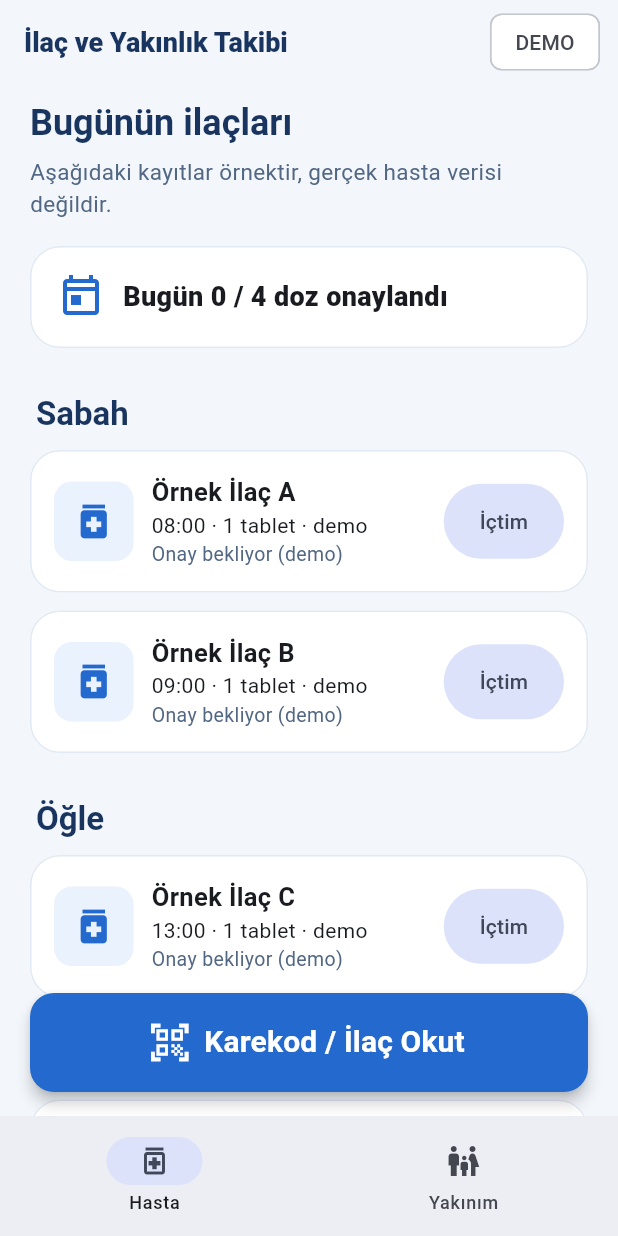
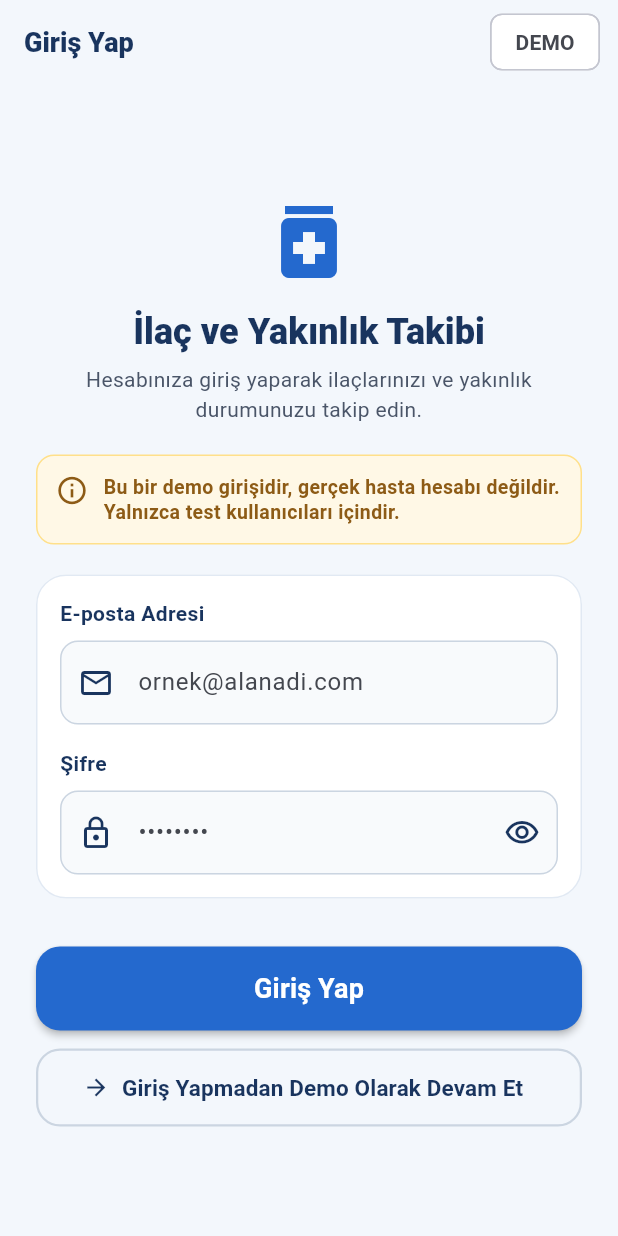
Before and after one commit to Ilac-Etkilesim/ilac, a Flutter app: the screen it shows after launch, on a phone screen of 412 x 824 dp. Run offline on Flutter 3.47's test engine with Material 3 defaults, Android fonts, the phone set to English and light mode, and no system bars; our stand-ins replace flutter_local_notifications, shared_preferences, supabase_flutter; missing offline and left inert: mobile_scanner; accounts and stored records are empty.

Commit message:
feat(auth): supabase auth ile mobil giris ekrani ve cikis butonu ekle (#5)

```diff
--- /dev/null
+++ b/lib/services/auth_service.dart
@@ -0,0 +1,120 @@
+import 'package:flutter/foundation.dart';
+import 'package:supabase_flutter/supabase_flutter.dart';
+
+/// Kimlik doğrulama işlemlerini yöneten servis sınıfı.
+///
+/// Supabase bağlantısı yoksa veya publishable key tanımlanmamışsa
+/// güvenli bir şekilde demo modunu destekler.
+class AuthService {
+  const AuthService({SupabaseClient? client}) : _clientOverride = client;
+
+  final SupabaseClient? _clientOverride;
+
+  /// Supabase istemcisinin başlatılıp başlatılmadığını güvenli şekilde döndürür.
+  static bool get isConfigured {
+    try {
+      return Supabase.instance.client != null;
+    } catch (_) {
+      return false;
+    }
+  }
+
+  /// Aktif Supabase istemcisini döndürür; henüz başlatılmamışsa null döner.
+  SupabaseClient? get client {
+    if (_clientOverride != null) return _clientOverride;
+    try {
+      return Supabase.instance.client;
+    } catch (_) {
+      return null;
+    }
+  }
+
+  /// Aktif oturumdaki kullanıcı (varsa).
+  User? get currentUser => client?.auth.currentUser;
+
+  /// Kullanıcının e-posta adresi (varsa).
+  String? get currentUserEmail => currentUser?.email;
+
+  /// Kullanıcının oturum açıp açmadığı bilgisi.
+  bool get isAuthenticated => currentUser != null;
+
+  /// Auth durum değişikliklerini dinleyen stream.
+  Stream<AuthState>? get authStateChanges => client?.auth.onAuthStateChange;
+
+  /// E-posta ve şifre ile giriş yapar.
+  ///
+  /// Başarısızlık durumunda anlaşılır Türkçe mesaj içeren [AuthException] fırlatır.
+  Future<AuthResponse> signInWithPassword({
+    required String email,
+    required String password,
+  }) async {
+    final supabase = client;
+    if (supabase == null) {
+      throw const AuthException(
+        'Supabase bağlantısı henüz yapılandırılmadı. Lütfen Demo modunda devam ediniz.',
+      );
+    }
+
+    try {
+      final response = await supabase.auth.signInWithPassword(
+        email: email.trim(),
+        password: password,
+      );
+      return response;
+    } on AuthException catch (e) {
+      throw AuthException(mapAuthError(e.message, statusCode: e.statusCode));
+    } catch (e) {
+      throw AuthException(
+        'Giriş yapılırken beklenmeyen bir hata oluştu: $e',
+      );
+    }
+  }
+
+  /// Oturumu kapatır.
+  Future<void> signOut() async {
+    final supabase = client;
+    if (supabase != null) {
+      try {
+        await supabase.auth.signOut();
+      } catch (e) {
+        debugPrint('Çıkış yapılırken hata oluştu: $e');
+      }
+    }
+  }
+
+  /// Supabase veya ağdan gelen hata mesajlarını anlaşılır Türkçe metinlere dönüştürür.
+  static String mapAuthError(String rawMessage, {String? statusCode}) {
+    final lower = rawMessage.toLowerCase();
+
+    if (lower.contains('invalid login credentials') ||
+        lower.contains('invalid_credentials') ||
+        lower.contains('invalid email or password')) {
+      return 'E-posta veya şifre hatalı. Lütfen bilgilerinizi kontrol ediniz.';
+    }
+    if (lower.contains('email not confirmed')) {
+      return 'E-posta adresiniz henüz onaylanmamış. Lütfen e-postanızı kontrol ediniz.';
+    }
+    if (lower.contains('user not found')) {
+      return 'Bu e-posta adresiyle kayıtlı bir kullanıcı bulunamadı.';
+    }
+    if (lower.contains('too many requests') ||
+        lower.contains('rate limit') ||
+        lower.contains('over_request_rate_limit')) {
+      return 'Çok fazla başarısız deneme yapıldı. Lütfen biraz bekleyip tekrar deneyiniz.';
+    }
+    if (lower.contains('network') ||
+        lower.contains('socketexception') ||
+        lower.contains('failed host lookup') ||
+        lower.contains('connection refused')) {
+      return 'Sunucuya bağlanılamadı. Lütfen internet bağlantınızı kontrol ediniz.';
+    }
+    if (lower.contains('password should be at least')) {
+      return 'Şifre en az 6 karakter olmalıdır.';
+    }
+    if (lower.contains('unable to validate email address')) {
+      return 'Lütfen geçerli bir e-posta adresi giriniz.';
+    }
+
+    return 'Giriş yapılamadı: $rawMessage';
+  }
+}
--- /dev/null
+++ b/lib/ui/login_page.dart
@@ -0,0 +1,399 @@
+import 'package:flutter/material.dart';
+import 'package:supabase_flutter/supabase_flutter.dart';
+import '../services/auth_service.dart';
+import 'medication_app.dart';
+
+/// Kullanıcı giriş ekranı (Sprint 2 - Mobil Giriş).
+///
+/// Test kullanıcılarının Supabase Auth ile oturum açmasını sağlar.
+/// Gerçek kayıt veya şifre sıfırlama bu kapsamda değildir.
+class LoginPage extends StatefulWidget {
+  const LoginPage({
+    super.key,
+    this.authService = const AuthService(),
+  });
+
+  final AuthService authService;
+
+  @override
+  State<LoginPage> createState() => _LoginPageState();
+}
+
+class _LoginPageState extends State<LoginPage> {
+  final _formKey = GlobalKey<FormState>();
+  final _emailController = TextEditingController();
+  final _passwordController = TextEditingController();
+
+  bool _isLoading = false;
+  bool _obscurePassword = true;
+  String? _errorMessage;
+
+  @override
+  void dispose() {
+    _emailController.dispose();
+    _passwordController.dispose();
+    super.dispose();
+  }
+
+  Future<void> _handleSignIn() async {
+    setState(() {
+      _errorMessage = null;
+    });
+
+    if (!_formKey.currentState!.validate()) {
+      return;
+    }
+
+    setState(() {
+      _isLoading = true;
+    });
+
+    try {
+      await widget.authService.signInWithPassword(
+        email: _emailController.text.trim(),
+        password: _passwordController.text,
+      );
+
+      if (!mounted) return;
+
+      // Giriş başarılı, ana kabuğa (HomeShell) yönlendir
+      Navigator.of(context).pushReplacement(
+        MaterialPageRoute(
+          builder: (_) => const HomeShell(isDemoMode: false),
+        ),
+      );
+    } on AuthException catch (e) {
+      if (!mounted) return;
+      setState(() {
+        _errorMessage = e.message;
+      });
+    } catch (e) {
+      if (!mounted) return;
+      setState(() {
+        _errorMessage = 'Giriş yapılamadı: Beklenmeyen bir hata oluştu.';
+      });
+    } finally {
+      if (mounted) {
+        setState(() {
+          _isLoading = false;
+        });
+      }
+    }
+  }
+
+  void _continueAsDemo() {
+    Navigator.of(context).pushReplacement(
+      MaterialPageRoute(
+        builder: (_) => const HomeShell(isDemoMode: true),
+      ),
+    );
+  }
+
+  @override
+  Widget build(BuildContext context) {
+    return Scaffold(
+      backgroundColor: kBackground,
+      appBar: AppBar(
+        title: const Text(
+          'Giriş Yap',
+          style: TextStyle(fontSize: 18, fontWeight: FontWeight.w800),
+        ),
+        actions: const [
+          Padding(
+            padding: EdgeInsets.only(right: 12),
+            child: Center(
+              child: Chip(
+                label: Text(
+                  'DEMO',
+                  style: TextStyle(fontWeight: FontWeight.bold),
+                ),
+              ),
+            ),
+          ),
+        ],
+      ),
+      body: SafeArea(
+        child: Center(
+          child: SingleChildScrollView(
+            padding: const EdgeInsets.symmetric(horizontal: 24, vertical: 16),
+            child: ConstrainedBox(
+              constraints: const BoxConstraints(maxWidth: 440),
+              child: Form(
+                key: _formKey,
+                child: Column(
+                  crossAxisAlignment: CrossAxisAlignment.stretch,
+                  children: [
+                    // Uygulama Logo ve Başlığı
+                    const Icon(
+                      Icons.medication,
+                      size: 64,
+                      color: kBlue,
+                    ),
+                    const SizedBox(height: 12),
+                    Text(
+                      'İlaç ve Yakınlık Takibi',
+                      textAlign: TextAlign.center,
+                      style: Theme.of(context).textTheme.headlineSmall?.copyWith(
+                            color: kNavy,
+                            fontWeight: FontWeight.w800,
+                          ),
+                    ),
+                    const SizedBox(height: 6),
+                    const Text(
+                      'Hesabınıza giriş yaparak ilaçlarınızı ve yakınlık durumunuzu takip edin.',
+                      textAlign: TextAlign.center,
+                      style: TextStyle(
+                        fontSize: 14,
+                        color: Color(0xFF4A5568),
+                      ),
+                    ),
+                    const SizedBox(height: 20),
+
+                    // Demo / Temsili Uyarısı (Zorunlu Not)
+                    Container(
+                      padding: const EdgeInsets.all(12),
+                      decoration: BoxDecoration(
+                        color: const Color(0xFFFFF8E6),
+                        borderRadius: BorderRadius.circular(12),
+                        border: Border.all(color: const Color(0xFFFFE08A)),
+                      ),
+                      child: const Row(
+                        crossAxisAlignment: CrossAxisAlignment.start,
+                        children: [
+                          Icon(
+                            Icons.info_outline,
+                            color: Color(0xFF8D5B16),
+                            size: 22,
+                          ),
+                          SizedBox(width: 10),
+                          Expanded(
+                            child: Text(
+                              'Bu bir demo girişidir, gerçek hasta hesabı değildir. Yalnızca test kullanıcıları içindir.',
+                              style: TextStyle(
+                                fontSize: 13,
+                                fontWeight: FontWeight.w600,
+                                color: Color(0xFF8D5B16),
+                                height: 1.3,
+                              ),
+                            ),
+                          ),
+                        ],
+                      ),
+                    ),
+                    const SizedBox(height: 20),
+
+                    // Hata Mesajı Alanı
+                    if (_errorMessage != null) ...[
+                      Container(
+                        padding: const EdgeInsets.all(12),
+                        decoration: BoxDecoration(
+                          color: const Color(0xFFFDE8E8),
+                          borderRadius: BorderRadius.circular(12),
+                          border: Border.all(color: const Color(0xFFF98080)),
+                        ),
+                        child: Row(
+                          crossAxisAlignment: CrossAxisAlignment.start,
+                          children: [
+                            const Icon(
+                              Icons.error_outline,
+                              color: Color(0xFFE02424),
+                              size: 22,
+                            ),
+                            const SizedBox(width: 10),
+                            Expanded(
+                              child: Text(
+                                _errorMessage!,
+                                style: const TextStyle(
+                                  fontSize: 14,
+                                  fontWeight: FontWeight.w600,
+                                  color: Color(0xFF9B1C1C),
+                                  height: 1.3,
+                                ),
+                              ),
+                            ),
+                          ],
+                        ),
+                      ),
+                      const SizedBox(height: 16),
+                    ],
+
+                    // E-posta Giriş Kartı
+                    Card(
+                      child: Padding(
+                        padding: const EdgeInsets.all(16),
+                        child: Column(
+                          crossAxisAlignment: CrossAxisAlignment.start,
+                          children: [
+                            const Text(
+                              'E-posta Adresi',
+                              style: TextStyle(
+                                fontSize: 14,
+                                fontWeight: FontWeight.w700,
+                                color: kNavy,
+                              ),
+                            ),
+                            const SizedBox(height: 8),
+                            TextFormField(
+                              controller: _emailController,
+                              keyboardType: TextInputType.emailAddress,
+                              autocorrect: false,
+                              textInputAction: TextInputAction.next,
+                              decoration: InputDecoration(
+                                hintText: 'ornek@alanadi.com',
+                                prefixIcon: const Icon(Icons.email_outlined, color: kNavy),
+                                filled: true,
+                                fillColor: const Color(0xFFF8FAFC),
+                                border: OutlineInputBorder(
+                                  borderRadius: BorderRadius.circular(12),
+                                  borderSide: const BorderSide(color: Color(0xFFCBD5E1)),
+                                ),
+                                enabledBorder: OutlineInputBorder(
+                                  borderRadius: BorderRadius.circular(12),
+                                  borderSide: const BorderSide(color: Color(0xFFCBD5E1)),
+                                ),
+                                focusedBorder: OutlineInputBorder(
+                                  borderRadius: BorderRadius.circular(12),
+                                  borderSide: const BorderSide(color: kBlue, width: 2),
+                                ),
+                              ),
+                              validator: (value) {
+                                if (value == null || value.trim().isEmpty) {
+                                  return 'Lütfen e-posta adresinizi giriniz.';
+                                }
+                                if (!value.contains('@') || !value.contains('.')) {
+                                  return 'Lütfen geçerli bir e-posta adresi giriniz.';
+                                }
+                                return null;
+                              },
+                            ),
+                            const SizedBox(height: 16),
+                            const Text(
+                              'Şifre',
+                              style: TextStyle(
+                                fontSize: 14,
+                                fontWeight: FontWeight.w700,
+                                color: kNavy,
+                              ),
+                            ),
+                            const SizedBox(height: 8),
+                            TextFormField(
+                              controller: _passwordController,
+                              obscureText: _obscurePassword,
+                              textInputAction: TextInputAction.done,
+                              onFieldSubmitted: (_) => _handleSignIn(),
+                              decoration: InputDecoration(
+                                hintText: '••••••••',
+                                prefixIcon: const Icon(Icons.lock_outline, color: kNavy),
+                                suffixIcon: IconButton(
+                                  icon: Icon(
+                                    _obscurePassword
+                                        ? Icons.visibility_outlined
+                                        : Icons.visibility_off_outlined,
+                                    color: kNavy,
+                                  ),
+                                  tooltip: _obscurePassword
+                                      ? 'Şifreyi göster'
+                                      : 'Şifreyi gizle',
+                                  onPressed: () {
+                                    setState(() {
+                                      _obscurePassword = !_obscurePassword;
+                                    });
+                                  },
+                                ),
+                                filled: true,
+                                fillColor: const Color(0xFFF8FAFC),
+                                border: OutlineInputBorder(
+                                  borderRadius: BorderRadius.circular(12),
+                                  borderSide: const BorderSide(color: Color(0xFFCBD5E1)),
+                                ),
+                                enabledBorder: OutlineInputBorder(
+                                  borderRadius: BorderRadius.circular(12),
+                                  borderSide: const BorderSide(color: Color(0xFFCBD5E1)),
+                                ),
+                                focusedBorder: OutlineInputBorder(
+                                  borderRadius: BorderRadius.circular(12),
+                                  borderSide: const BorderSide(color: kBlue, width: 2),
+                                ),
+                              ),
+                              validator: (value) {
+                                if (value == null || value.isEmpty) {
+                                  return 'Lütfen şifrenizi giriniz.';
+                                }
+                                if (value.length < 6) {
+                                  return 'Şifre en az 6 karakter olmalıdır.';
+                                }
+                                return null;
+                              },
+                            ),
+                          ],
+                        ),
+                      ),
+                    ),
+                    const SizedBox(height: 20),
+
+                    // Giriş Yap Butonu
+                    SizedBox(
+                      height: 56,
+                      child: ElevatedButton(
+                        onPressed: _isLoading ? null : _handleSignIn,
+                        style: ElevatedButton.styleFrom(
+                          backgroundColor: kBlue,
+                          foregroundColor: Colors.white,
+                          elevation: 2,
+                          shape: RoundedRectangleBorder(
+                            borderRadius: BorderRadius.circular(16),
+                          ),
+                          disabledBackgroundColor: kBlue.withValues(alpha: 0.6),
+                        ),
+                        child: _isLoading
+                            ? const SizedBox(
+                                width: 24,
+                                height: 24,
+                                child: CircularProgressIndicator(
+                                  strokeWidth: 2.5,
+                                  color: Colors.white,
+                                ),
+                              )
+                            : const Text(
+                                'Giriş Yap',
+                                style: TextStyle(
+                                  fontSize: 18,
+                                  fontWeight: FontWeight.w700,
+                                ),
+                              ),
+                      ),
+                    ),
+                    const SizedBox(height: 12),
+
+                    // Demo Modu ile Devam Et Butonu
+                    SizedBox(
+                      height: 52,
+                      child: OutlinedButton.icon(
+                        onPressed: _continueAsDemo,
+                        icon: const Icon(Icons.arrow_forward, color: kNavy),
+                        label: const Text(
+                          'Giriş Yapmadan Demo Olarak Devam Et',
+                          style: TextStyle(
+                            fontSize: 15,
+                            fontWeight: FontWeight.w600,
+                            color: kNavy,
+                          ),
+                        ),
+                        style: OutlinedButton.styleFrom(
+                          side: const BorderSide(color: Color(0xFFCBD5E1), width: 1.5),
+                          shape: RoundedRectangleBorder(
+                            borderRadius: BorderRadius.circular(16),
+                          ),
+                        ),
+                      ),
+                    ),
+                  ],
+                ),
+              ),
+            ),
+          ),
+        ),
+      ),
+    );
+  }
+}
--- a/lib/ui/medication_app.dart
+++ b/lib/ui/medication_app.dart
@@ -1,6 +1,8 @@
 import 'package:flutter/material.dart';
 import '../core/gs1_parser.dart';
+import '../services/auth_service.dart';
 import 'caregiver_page.dart';
+import 'login_page.dart';
 import 'patient_page.dart';
 import 'scanner_page.dart';
 
@@ -9,10 +11,30 @@ const kNavy = Color(0xFF19345E);
 const kBackground = Color(0xFFF3F7FC);
 
 class MedicationApp extends StatelessWidget {
-  const MedicationApp({super.key});
+  const MedicationApp({
+    super.key,
+    this.home,
+    this.authService = const AuthService(),
+  });
+
+  /// Test veya özel durumlar için başlangıç ekranı override'ı.
+  final Widget? home;
+  final AuthService authService;
 
   @override
   Widget build(BuildContext context) {
+    // Başlangıç ekranını belirle:
+    // 1. Parametre olarak home verildiyse onu kullan.
+    // 2. Supabase yapılandırılmamışsa (publishable key boşsa veya demo modunda) -> doğrudan HomeShell(isDemoMode: true).
+    // 3. Supabase yapılandırılmış ve oturum açıksa -> HomeShell(isDemoMode: false).
+    // 4. Supabase yapılandırılmış ama oturum yoksa -> LoginPage().
+    final Widget initialScreen = home ??
+        (!AuthService.isConfigured
+            ? const HomeShell(isDemoMode: true)
+            : (authService.isAuthenticated
+                ? const HomeShell(isDemoMode: false)
+                : const LoginPage()));
+
     return MaterialApp(
       debugShowCheckedModeBanner: false,
       title: 'İlaç ve Yakınlık Takibi',
@@ -40,13 +62,20 @@ class MedicationApp extends StatelessWidget {
           titleMedium: TextStyle(fontWeight: FontWeight.w700, color: kNavy),
         ),
       ),
-      home: const HomeShell(),
+      home: initialScreen,
     );
   }
 }
 
 class HomeShell extends StatefulWidget {
-  const HomeShell({super.key});
+  const HomeShell({
+    super.key,
+    this.isDemoMode = true,
+    this.authService = const AuthService(),
+  });
+
+  final bool isDemoMode;
+  final AuthService authService;
 
   @override
   State<HomeShell> createState() => _HomeShellState();
@@ -69,16 +98,82 @@ class _HomeShellState extends State<HomeShell> {
     ));
   }
 
+  Future<void> _handleSignOut() async {
+    final confirmed = await showDialog<bool>(
+      context: context,
+      builder: (ctx) => AlertDialog(
+        title: const Text('Çıkış Yap'),
+        content: Text(
+          widget.isDemoMode
+              ? 'Demo modundan çıkıp giriş ekranına dönmek istiyor musunuz?'
+              : 'Oturumunuz kapatılacaktır. Emin misiniz?',
+        ),
+        actions: [
+          TextButton(
+            onPressed: () => Navigator.of(ctx).pop(false),
+            child: const Text('İptal'),
+          ),
+          ElevatedButton(
+            style: ElevatedButton.styleFrom(
+              backgroundColor: const Color(0xFFE02424),
+              foregroundColor: Colors.white,
+            ),
+            onPressed: () => Navigator.of(ctx).pop(true),
+            child: const Text('Çıkış Yap'),
+          ),
+        ],
+      ),
+    );
+
+    if (confirmed == true && mounted) {
+      await widget.authService.signOut();
+      if (!mounted) return;
+
+      Navigator.of(context).pushAndRemoveUntil(
+        MaterialPageRoute(builder: (_) => const LoginPage()),
+        (route) => false,
+      );
+    }
+  }
+
   @override
   Widget build(BuildContext context) {
+    final userEmail = widget.authService.currentUserEmail;
+
     return Scaffold(
       appBar: AppBar(
-        title: const Text('İlaç ve Yakınlık Takibi',
-            style: TextStyle(fontSize: 18, fontWeight: FontWeight.w800)),
-        actions: const [
-          Padding(
-            padding: EdgeInsets.only(right: 12),
-            child: Center(child: Chip(label: Text('DEMO'))),
+        title: const Text(
+          'İlaç ve Yakınlık Takibi',
+          style: TextStyle(fontSize: 18, fontWeight: FontWeight.w800),
+        ),
+        actions: [
+          if (widget.isDemoMode)
+            const Padding(
+              padding: EdgeInsets.only(right: 6),
+              child: Center(child: Chip(label: Text('DEMO'))),
+            )
+          else if (userEmail != null)
+            Padding(
+              padding: const EdgeInsets.only(right: 4),
+              child: Center(
+                child: Tooltip(
+                  message: userEmail,
+                  child: Chip(
+                    avatar: const Icon(Icons.person, size: 16),
+                    label: Text(
+                      userEmail.length > 14
+                          ? '${userEmail.substring(0, 11)}...'
+                          : userEmail,
+                      style: const TextStyle(fontSize: 12),
+                    ),
+                  ),
+                ),
+              ),
+            ),
+          IconButton(
+            icon: const Icon(Icons.logout),
+            tooltip: 'Çıkış Yap',
+            onPressed: _handleSignOut,
           ),
         ],
       ),
```
Also changed, not shown: 2 other files.
